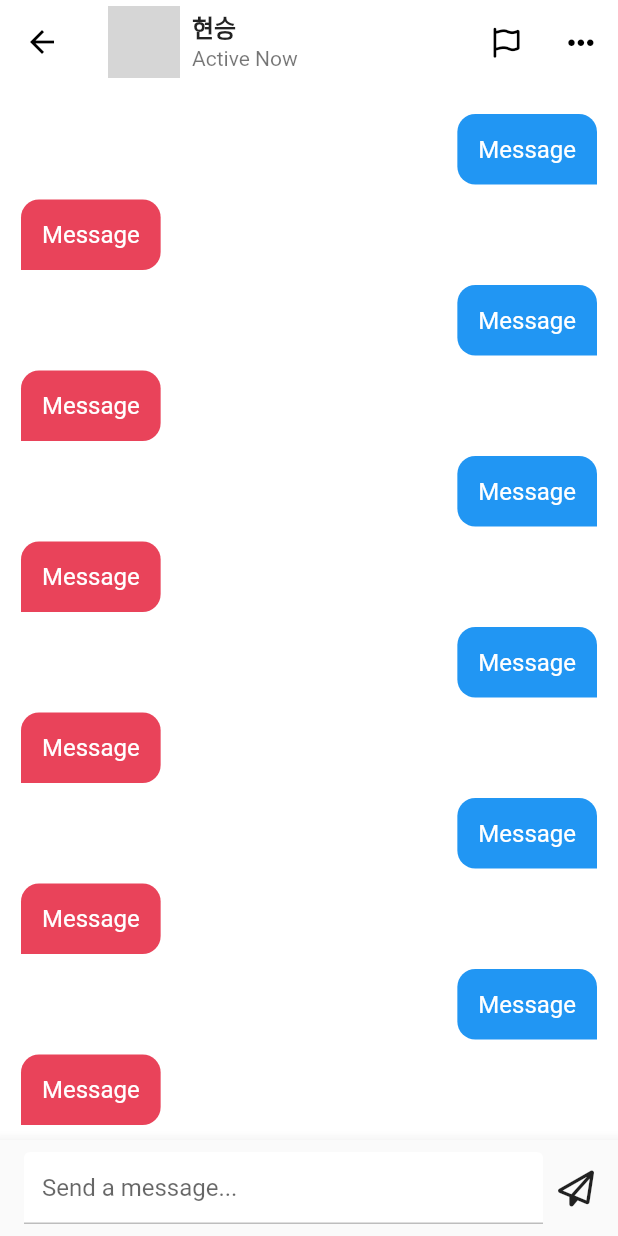
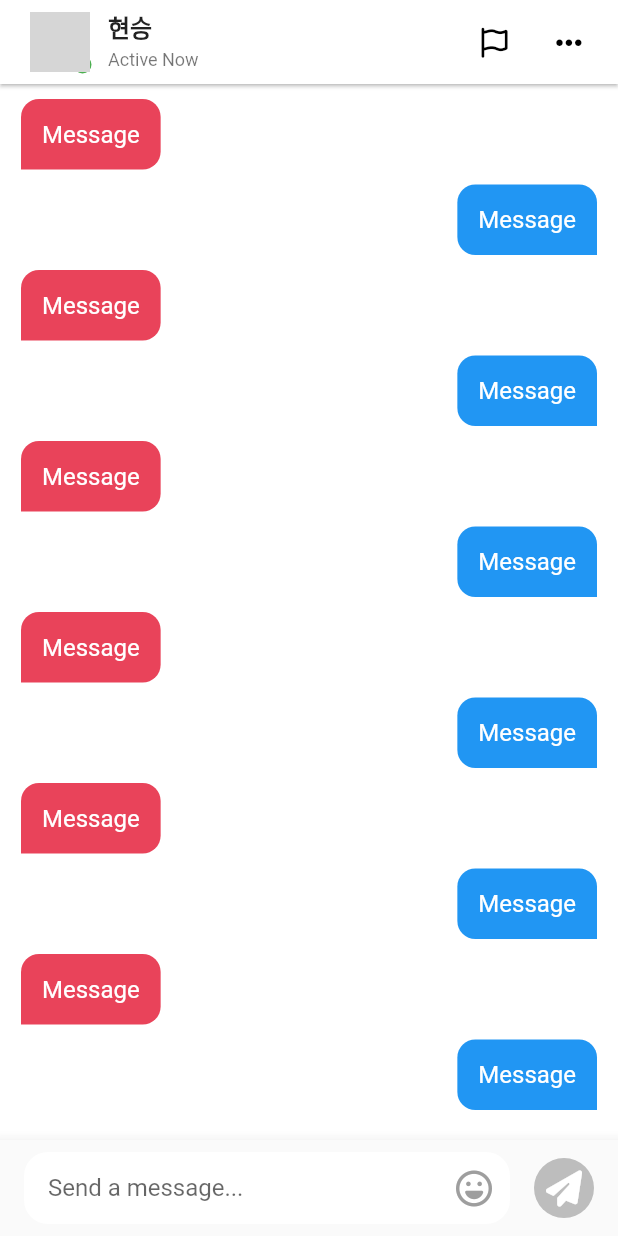
Before and after one commit to wisewinshin/app_tiktok_clone, a Flutter app: the ChatDetailScreen screen opened directly, on a phone screen of 412 x 824 dp. Run offline on Flutter 3.47's test engine with Material 2 defaults, Android fonts, the phone set to English and light mode, and no system bars; our stand-ins replace font_awesome_flutter, video_player, visibility_detector; network calls fail; grey boxes are pictures that could not be loaded.

Commit message:
chat detail screen - add userstatus, textinput,

```diff
--- a/lib/features/inbox/chat_detail_screen.dart
+++ b/lib/features/inbox/chat_detail_screen.dart
@@ -5,18 +5,43 @@ import 'package:tiktok_clone/constants/sizes.dart';
 
 class ChatDetailScreen extends StatelessWidget {
   const ChatDetailScreen({super.key});
+  final bool isIphone = false;
 
   @override
   Widget build(BuildContext context) {
     return Scaffold(
       appBar: AppBar(
+        automaticallyImplyLeading: isIphone ? true : false,
         title: ListTile(
           contentPadding: EdgeInsets.zero,
           horizontalTitleGap: Sizes.size8,
-          leading: const CircleAvatar(
+          leading: Stack(
+            children: [
+              const Padding(
+                padding: EdgeInsets.all(Sizes.size4),
+                child: CircleAvatar(
                   foregroundImage: NetworkImage(
                       "https://d1telmomo28umc.cloudfront.net/media/public/avatars/wisewinshin-avatar.jpg"),
-            radius: Sizes.size24,
+                  radius: Sizes.size20,
+                ),
+              ),
+              Positioned(
+                bottom: 0,
+                right: 0,
+                child: Container(
+                  width: Sizes.size18,
+                  height: Sizes.size18,
+                  decoration: BoxDecoration(
+                    color: Colors.green,
+                    border: Border.all(
+                      color: Colors.white,
+                      width: Sizes.size3,
+                    ),
+                    borderRadius: BorderRadius.circular(Sizes.size24),
+                  ),
+                ),
+              ),
+            ],
           ),
           title: const Text(
             "현승",
@@ -24,8 +49,14 @@ class ChatDetailScreen extends StatelessWidget {
               fontWeight: FontWeight.bold,
             ),
           ),
-          subtitle: const Text("Active Now"),
-          trailing: Row(
+          subtitle: const Text(
+            "Active Now",
+            style:
+                TextStyle(fontSize: Sizes.size12, fontWeight: FontWeight.w400),
+          ),
+        ),
+        actions: [
+          Row(
             mainAxisSize: MainAxisSize.min,
             children: const [
               FaIcon(
@@ -38,16 +69,18 @@ class ChatDetailScreen extends StatelessWidget {
                 FontAwesomeIcons.ellipsis,
                 color: Colors.black,
                 size: Sizes.size20,
-              )
+              ),
+              Gaps.h24,
             ],
           ),
-        ),
+        ],
       ),
       body: Column(
         mainAxisSize: MainAxisSize.max,
         children: [
           Expanded(
             child: ListView.separated(
+                reverse: true,
                 padding: const EdgeInsets.symmetric(
                   vertical: Sizes.size20,
                   horizontal: Sizes.size14,
@@ -99,9 +132,7 @@ class ChatDetailScreen extends StatelessWidget {
                 separatorBuilder: (context, index) => Gaps.v10,
                 itemCount: 12),
           ),
-          SizedBox(
-            width: MediaQuery.of(context).size.width,
-            child: BottomAppBar(
+          BottomAppBar(
             color: Colors.grey.shade50,
             padding: const EdgeInsets.symmetric(
                 vertical: Sizes.size8, horizontal: Sizes.size16),
@@ -110,32 +141,50 @@ class ChatDetailScreen extends StatelessWidget {
               children: [
                 Expanded(
                   child: TextField(
+                    textInputAction: TextInputAction.send,
                     keyboardType: TextInputType.emailAddress,
                     autocorrect: false,
                     decoration: InputDecoration(
+                      contentPadding: const EdgeInsets.symmetric(
+                        horizontal: Sizes.size16,
+                      ),
                       filled: true,
                       fillColor: Colors.white,
                       hintText: "Send a message...",
-                        enabledBorder: UnderlineInputBorder(
-                          borderSide: BorderSide(
-                            color: Colors.grey.shade400,
+                      border: OutlineInputBorder(
+                        borderRadius: BorderRadius.circular(
+                          Sizes.size16,
                         ),
+                        borderSide: BorderSide.none,
                       ),
-                        focusedBorder: UnderlineInputBorder(
-                          borderSide: BorderSide(
-                            color: Colors.grey.shade400,
+                      suffixIcon: Row(
+                        mainAxisAlignment: MainAxisAlignment.center,
+                        mainAxisSize: MainAxisSize.min,
+                        children: const [
+                          FaIcon(
+                            FontAwesomeIcons.faceLaugh,
+                            color: Colors.grey,
                           ),
+                        ],
                       ),
                     ),
                     cursorColor: Theme.of(context).primaryColor,
                   ),
                 ),
-                  Gaps.h10,
-                  const FaIcon(
-                    FontAwesomeIcons.paperPlane,
-                  )
+                Gaps.h16,
+                Container(
+                  padding: const EdgeInsets.all(Sizes.size8),
+                  alignment: Alignment.center,
+                  decoration: BoxDecoration(
+                    shape: BoxShape.circle,
+                    color: Colors.grey.shade400,
+                  ),
+                  child: const FaIcon(
+                    FontAwesomeIcons.solidPaperPlane,
+                    color: Colors.white,
+                  ),
+                ),
               ],
-              ),
             ),
           ),
         ],
```
Lines whose indentation alone changed are shown as unchanged.
